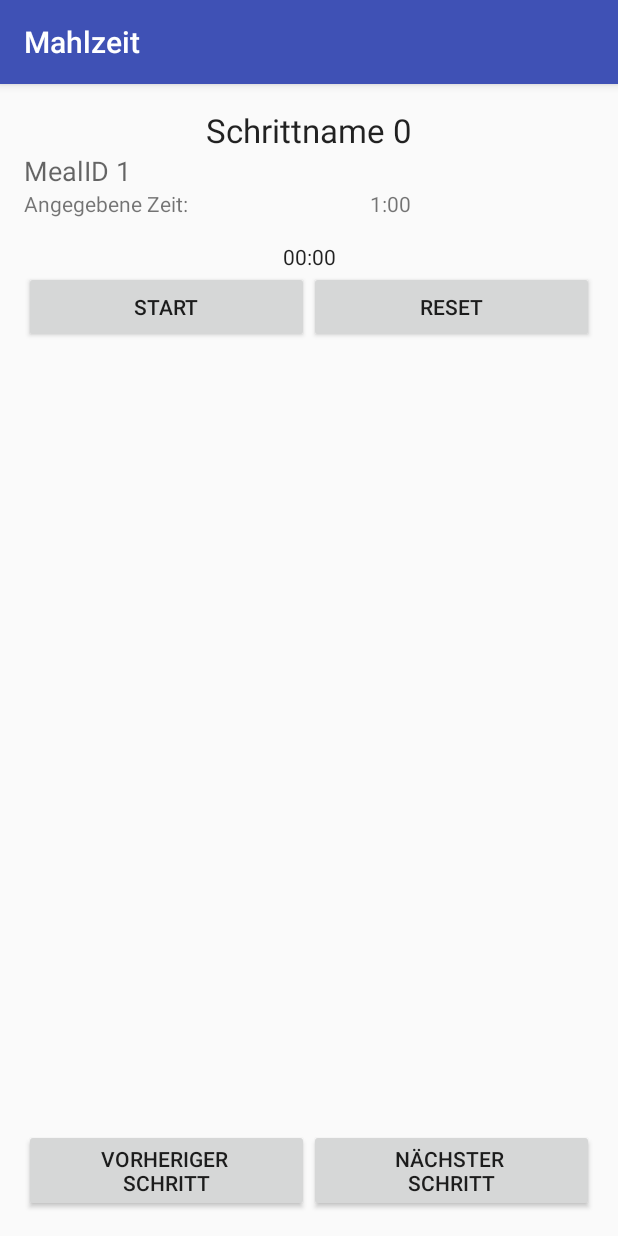
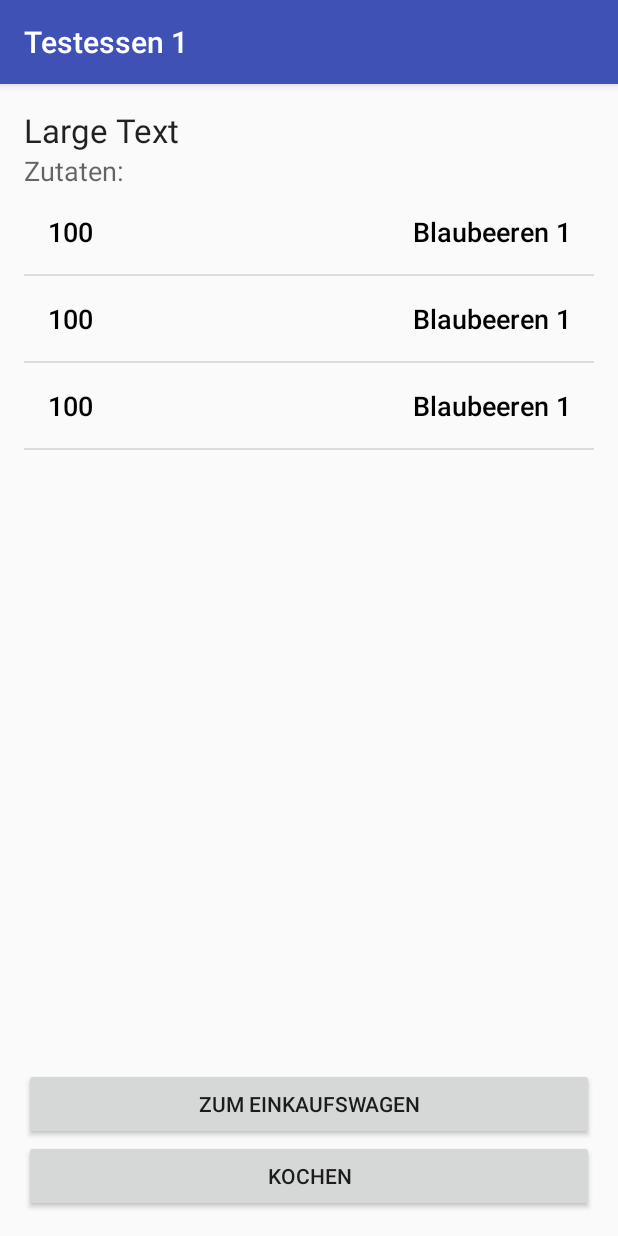
Before and after one commit to EliasHolzmann/Smart-Household, an Android app: the Kochbuch screen opened directly, with no data from a screen before it, after a tap on an icon or button, on a phone screen of 412 x 824 dp. Run offline under Robolectric (Android 15) with nearby library versions, the phone set to English and light mode, and no system bars; 2 other taps on this screen came first.

Commit message:
More refactoring stuff for db integration

```diff
--- a/Src/SmartHousehold/app/src/main/java/com/example/sven/myapplication/Zutat_Hinzufuegen.java
+++ b/Src/SmartHousehold/app/src/main/java/com/example/sven/myapplication/Zutat_Hinzufuegen.java
@@ -70,7 +70,7 @@ public class Zutat_Hinzufuegen extends AppCompatActivity {
                 Nach dem betätigen des Hinzufügen Buttons, wird der Datensatz hinzugefügt und in die Datenbank geschrieben
                  */
 
-                EditText name = (EditText) findViewById(R.id.editText);
+                EditText name = (EditText) findViewById(R.id.newReceiptName);
                 EditText menge = (EditText) findViewById(R.id.editText2);
                 EditText preis = (EditText) findViewById(R.id.editText3);
 
--- a/Src/SmartHousehold/app/src/main/java/com/example/sven/myapplication/kochbuch/IngredientAdapter.java
+++ b/Src/SmartHousehold/app/src/main/java/com/example/sven/myapplication/kochbuch/IngredientAdapter.java
@@ -32,7 +32,7 @@ public class IngredientAdapter extends ArrayAdapter<Ingredient> {
         TextView ingredientAmount = (TextView) convertView.findViewById(R.id.ingredientListAmount);
         // Populate the data into the template view using the data object
         ingredientName.setText(ingredient.name);
-        ingredientAmount.setText(ingredient.amount);
+        ingredientAmount.setText(ingredient.amount + "");
         // Return the completed view to render on screen
         return convertView;
     }
--- a/Src/SmartHousehold/app/src/main/java/com/example/sven/myapplication/kochbuch/Kochbuch.java
+++ b/Src/SmartHousehold/app/src/main/java/com/example/sven/myapplication/kochbuch/Kochbuch.java
@@ -16,24 +16,23 @@ import com.example.sven.myapplication.kochbuch.model.DatabaseMeal;
 import com.example.sven.myapplication.kochbuch.model.Meal;
 
 public class Kochbuch extends AppCompatActivity {
+    private DatabaseMeal meals[];
 
-    private static final String EXTRA_MEAL = "EXTRA_MEAL";
-    private static final int REQUEST_CODE_NEW_RECEIPT = 42;
+    public static final String EXTRA_MEAL = "EXTRA_MEAL";
+    public static final int REQUEST_CODE_NEW_RECEIPT = 42;
 
     @Override
     protected void onCreate(Bundle savedInstanceState) {
         super.onCreate(savedInstanceState);
         setContentView(R.layout.activity_kochbuch);
 
-        final DatabaseMeal meals[] = Database.getInstance().getMeals();
+        reloadMealsListView();
 
-        ArrayAdapter mealsAdapter = new MealAdapter(this, meals);
-        ((ListView) findViewById(R.id.meals)).setAdapter(mealsAdapter);
         ((ListView) findViewById(R.id.meals)).setOnItemClickListener(new AdapterView.OnItemClickListener() {
             @Override
             public void onItemClick(AdapterView<?> parent, View view, int position, long id) {
                 Intent intent = new Intent(getApplicationContext(), MealActivity.class);
-                intent.putExtra(MealActivity.EXTRA_MEAL_ID, meals[position].getId());
+                intent.putExtra(com.example.sven.myapplication.kochbuch.CookingActivity.EXTRA_MEAL_ID, meals[position].getId());
                 startActivity(intent);
             }
         });
@@ -47,6 +46,18 @@ public class Kochbuch extends AppCompatActivity {
     }
 
     @Override
+    protected void onResume() {
+        super.onResume();
+        reloadMealsListView();
+    }
+
+    private void reloadMealsListView() {
+        meals = Database.getInstance().getMeals();
+        ArrayAdapter mealsAdapter = new MealAdapter(this, meals);
+        ((ListView) findViewById(R.id.meals)).setAdapter(mealsAdapter);
+    }
+
+    @Override
     protected void onActivityResult(int requestCode, int resultCode, Intent data) {
         if (requestCode == REQUEST_CODE_NEW_RECEIPT) {
             if (data == null) {
--- a/Src/SmartHousehold/app/src/main/java/com/example/sven/myapplication/kochbuch/MealActivity.java
+++ b/Src/SmartHousehold/app/src/main/java/com/example/sven/myapplication/kochbuch/MealActivity.java
@@ -1,131 +1,47 @@
 package com.example.sven.myapplication.kochbuch;
 
-import android.os.SystemClock;
+import android.content.Intent;
 import android.support.v7.app.AppCompatActivity;
 import android.os.Bundle;
-import android.util.Log;
 import android.view.View;
-import android.widget.Button;
-import android.widget.Chronometer;
-import android.widget.TextView;
+import android.widget.ListView;
 import android.widget.Toast;
 
 import com.example.sven.myapplication.R;
 import com.example.sven.myapplication.kochbuch.model.Database;
-import com.example.sven.myapplication.kochbuch.model.Meal;
-import com.example.sven.myapplication.kochbuch.model.Step;
 
 public class MealActivity extends AppCompatActivity {
-    public static final String EXTRA_MEAL_ID = "EXTRA_MEAL_ID";
-    private String ARG_CHRONO_BASE_OR_CURRENT_VALUE = "ChronometerBase";
-    private String ARG_CHRONO_RUNNING = "ChronometerRunning";
-    private boolean isChronometerRunning = false;
-    private long chronometerCountMillis = 0;
-
-    private int stepId;
-    private Step steps[];
 
     @Override
     protected void onCreate(Bundle savedInstanceState) {
         super.onCreate(savedInstanceState);
         setContentView(R.layout.activity_meal);
 
-        int mealId = getIntent().getIntExtra(EXTRA_MEAL_ID, -1);
+        final int mealId = getIntent().getIntExtra(CookingActivity.EXTRA_MEAL_ID, -1);
         if (mealId == -1) {
             throw new RuntimeException("MealActivity must be started with extra EXTRA_MEAL_ID");
         }
 
-        Meal meal = Database.getInstance().getMeal(mealId);
-        steps = meal.getSteps();
+        setTitle(Database.getInstance().getMeal(mealId).getName());
 
-        if (steps.length == 0) {
-            ((Chronometer) findViewById(R.id.MealActivityTimer)).setVisibility(View.GONE);
-            Toast.makeText(getApplicationContext(), "Keine Schritte konfiguriert", Toast.LENGTH_LONG);
-            return;
-        }
-        stepId = 0;
-        loadStep();
-
-        ((Button) findViewById(R.id.MealActivityNext)).setOnClickListener(new View.OnClickListener() {
+        findViewById(R.id.mealActivityAddToCart).setOnClickListener(new View.OnClickListener() {
             @Override
             public void onClick(View v) {
-                if (stepId >= steps.length - 1) {
-                    Toast.makeText(getApplicationContext(), "Dies ist der letzte Schritt", Toast.LENGTH_SHORT).show();
-                    return;
-                }
-                stepId++;
-                loadStep();
+                Toast.makeText(getApplicationContext(), "Not yet implemented :)", Toast.LENGTH_SHORT).show();
             }
         });
 
-        ((Button) findViewById(R.id.MealActivityBack)).setOnClickListener(new View.OnClickListener() {
+        findViewById(R.id.mealActivityStartCooking).setOnClickListener(new View.OnClickListener() {
             @Override
             public void onClick(View v) {
-                if (stepId <= 0) {
-                    Toast.makeText(getApplicationContext(), "Dies ist der erste Schritt", Toast.LENGTH_SHORT).show();
-                    return;
-                }
-                stepId--;
-                loadStep();
+                Intent intent = new Intent(getApplicationContext(), CookingActivity.class);
+
+                intent.putExtra(CookingActivity.EXTRA_MEAL_ID, mealId);
+
+                startActivity(intent);
             }
         });
 
-            final Chronometer timer = ((Chronometer) findViewById(R.id.MealActivityTimer));
-        if (savedInstanceState != null) {
-            long chronoBase = savedInstanceState.getLong(ARG_CHRONO_BASE_OR_CURRENT_VALUE);
-            boolean chronoRunning = savedInstanceState.getBoolean(ARG_CHRONO_RUNNING);
-            if (chronoRunning) {
-                timer.setBase(chronoBase);
-                timer.start();
-                ((Button) findViewById(R.id.MealActivityStartStopTimer)).setText("Stop");
-                isChronometerRunning = true;
-            } else {
-                chronometerCountMillis = chronoBase;
-                timer.setBase(SystemClock.elapsedRealtime() - chronometerCountMillis);
-            }
-        }
-
-        ((Button) findViewById(R.id.MealActivityStartStopTimer)).setOnClickListener(new View.OnClickListener() {
-            @Override
-            synchronized public void onClick(View view) {
-                if (isChronometerRunning) {
-                    chronometerCountMillis = SystemClock.elapsedRealtime() - timer.getBase();
-                    timer.stop();
-                    ((Button) view).setText("Start");
-                    isChronometerRunning = false;
-                } else {
-                    timer.setBase(SystemClock.elapsedRealtime() - chronometerCountMillis);
-                    timer.start();
-                    ((Button) view).setText("Stop");
-                    isChronometerRunning = true;
-                }
-            }
-        });
-
-        ((Button) findViewById(R.id.MealActivityResetTimer)).setOnClickListener(new View.OnClickListener() {
-            @Override
-            synchronized public void onClick(View view) {
-                chronometerCountMillis = 0;
-                timer.setBase(SystemClock.elapsedRealtime());
-            }
-        });
-    }
-
-    private void loadStep() {
-        Step step = steps[stepId];
-
-        ((TextView) findViewById(R.id.MealActivityHeading)).setText(step.title);
-        ((TextView) findViewById(R.id.MealActivityDescription)).setText(step.description);
-        ((TextView) findViewById(R.id.MealActivityTimeSeconds)).setText(step.getTimeSecondsString());
-        findViewById(R.id.MealActivityTimeLinearLayout).setVisibility(step.lengthSeconds == -1 ? View.GONE : View.VISIBLE);
-    }
-
-    @Override
-    public void onSaveInstanceState(Bundle outState) {
-        Log.v("SvensApplication", "onSaveInstanceState");
-        super.onSaveInstanceState(outState);
-        outState.putLong(ARG_CHRONO_BASE_OR_CURRENT_VALUE, ((Chronometer) findViewById(R.id.MealActivityTimer)).getBase());
-
-        outState.putBoolean(ARG_CHRONO_RUNNING, isChronometerRunning);
+        ((ListView) findViewById(R.id.mealActivityIngredientsList)).setAdapter(new IngredientAdapter(getApplicationContext(), Database.getInstance().getMeal(mealId).getIngredients()));
     }
 }
--- a/Src/SmartHousehold/app/src/main/java/com/example/sven/myapplication/kochbuch/model/Database.java
+++ b/Src/SmartHousehold/app/src/main/java/com/example/sven/myapplication/kochbuch/model/Database.java
@@ -1,5 +1,7 @@
 package com.example.sven.myapplication.kochbuch.model;
 
+import java.util.ArrayList;
+import java.util.Arrays;
 import java.util.HashMap;
 import java.util.List;
 import java.util.Map;
@@ -8,6 +10,10 @@ import java.util.Map;
  * Created by elias on 03.03.16.
  */
 public class Database {
+    private List<DatabaseMeal> meals = new ArrayList<DatabaseMeal>();
+    private Map<Integer, List<Ingredient>> ingredientMap = new HashMap<Integer, List<Ingredient>>();
+    private Map<Integer, List<Step>> stepMap = new HashMap<Integer, List<Step>>();
+
     private static Database ourInstance = new Database();
 
     public static Database getInstance() {
@@ -15,51 +21,61 @@ public class Database {
     }
 
     private Database() {
+        for (int i = 0; i < 10; i++) {
+            meals.add(new DatabaseMeal(i, "Testessen " + i));
+
+            List<Step> stepList = new ArrayList<Step>();
+            for (int j = 0; j < 3; j++) {
+                stepList.add(new Step("Schrittname " + j, "MealID " + i, (j == 1) ? -1 : 60));
+            }
+            stepMap.put(i, stepList);
+
+            List<Ingredient> ingredientList = new ArrayList<Ingredient>();
+            for (int j = 0; j < 3; j++) {
+                ingredientList.add(new Ingredient(100 * i, 1, "Blaubeeren " + i, 90 * i, 1));
+            }
+            ingredientMap.put(i, ingredientList);
+        }
     }
 
     public DatabaseMeal[] getMeals() {
-        DatabaseMeal[] meals = new DatabaseMeal[10];
-        for (int i = 0; i < 10; i++) {
-            meals[i] = new DatabaseMeal(i, "Testessen " + i);
-        }
-        return meals;
+        return meals.toArray(new DatabaseMeal[meals.size()]);
     }
 
     protected Step[] getSteps(DatabaseMeal meal) {
-        int mealId = meal.id;
-        Step[] steps = new Step[3];
-        for (int i = 0; i < 3; i++) {
-            steps[i] = new Step("Schrittname " + i, "MealID " + mealId, (i == 1) ? -1 : 60);
-        }
-        return steps;
+        return stepMap.get(meal.id).toArray(new Step[stepMap.get(meal.id).size()]);
     }
 
     protected Ingredient[] getIngredients(DatabaseMeal meal) {
-        int mealId = meal.id;
-        Ingredient[] ingredients = new Ingredient[3];
-        for (int i = 0; i < 3; i++) {
-            ingredients[i] = new Ingredient(100 * i, 1, "Blaubeeren " + i, 90 * i, 1);
-        }
-        return ingredients;
+        return ingredientMap.get(meal.id).toArray(new Ingredient[ingredientMap.get(meal.id).size()]);
     }
 
-    protected void addStep(Meal meal, Step step) {
-        throw new RuntimeException("Not yet implemented");
+    protected void addStep(DatabaseMeal meal, Step step) {
+        stepMap.get(meal.id).add(step);
     }
 
-    protected void addIngredient(Meal meal, Ingredient ingredient) {
-        throw new RuntimeException("Not yet implemented");
+    protected void addIngredient(DatabaseMeal meal, Ingredient ingredient) {
+        ingredientMap.get(meal.id).add(ingredient);
     }
 
     protected void update(Meal meal) {
-        throw new RuntimeException("Not yet implemented");
+        // not needed in this fake db handle
     }
 
     public Meal getMeal(int mealId) {
-        return new DatabaseMeal(mealId, "Testessen " + mealId);
+        for (DatabaseMeal meal : meals) {
+            if (meal.id == mealId) {
+                return meal;
+            }
+        }
+
+        throw new IllegalArgumentException("mealId " + mealId + " not registered");
     }
 
     public void newReceipt(Meal meal) {
-        throw new RuntimeException("Not yet implemented");
+        int id = (int) (Math.random() * 100000);      // Well, id calculation is a little dirty, but it's only mockup, so who cares?
+        meals.add(new DatabaseMeal(id, meal.getName()));
+        stepMap.put(id, new ArrayList<Step>(Arrays.asList(meal.getSteps())));
+        ingredientMap.put(id, new ArrayList<Ingredient>(Arrays.asList(meal.getIngredients())));
     }
 }
--- a/Src/SmartHousehold/app/src/main/java/com/example/sven/myapplication/kochbuch/model/Meal.java
+++ b/Src/SmartHousehold/app/src/main/java/com/example/sven/myapplication/kochbuch/model/Meal.java
@@ -8,7 +8,7 @@ import java.io.Serializable;
 public abstract class Meal implements Serializable {
     protected String name;
 
-    protected Meal(String name) {
+    public Meal(String name) {
         this.name = name;
     }
 
--- a/Src/SmartHousehold/app/src/main/res/layout/activity_meal.xml
+++ b/Src/SmartHousehold/app/src/main/res/layout/activity_meal.xml
@@ -9,96 +9,44 @@
     android:paddingTop="@dimen/activity_vertical_margin"
     tools:context="com.example.sven.myapplication.kochbuch.MealActivity">
 
-    <LinearLayout
-        android:orientation="vertical"
+    <TextView
         android:layout_width="match_parent"
-        android:layout_height="wrap_content">
+        android:layout_height="wrap_content"
+        android:textAppearance="?android:attr/textAppearanceLarge"
+        android:text="Large Text"
+        android:id="@+id/mealActivityTitle" />
 
     <TextView
         android:layout_width="match_parent"
         android:layout_height="wrap_content"
-            android:textAppearance="?android:attr/textAppearanceLarge"
-            android:text="Platzhalter Schritt Überschrift"
-            android:id="@+id/MealActivityHeading"
-            android:textAlignment="center"
-            android:singleLine="true" />
-
-        <TextView
-            android:layout_width="wrap_content"
-            android:layout_height="wrap_content"
         android:textAppearance="?android:attr/textAppearanceMedium"
-            android:text="Platzhalter Text\n\nLorem Ipsum Dolor Sit Amet..."
-            android:id="@+id/MealActivityDescription" />
-
-        <LinearLayout
-            android:orientation="horizontal"
-            android:layout_width="match_parent"
-            android:layout_height="match_parent"
-            android:id="@+id/MealActivityTimeLinearLayout">
-
-            <TextView
-                android:layout_width="wrap_content"
-                android:layout_height="wrap_content"
-                android:text="Angegebene Zeit:"
-                android:layout_weight="1" />
-
-            <TextView
-                android:layout_width="wrap_content"
-                android:layout_height="wrap_content"
-                android:id="@+id/MealActivityTimeSeconds"
-                android:layout_weight="1"
-                android:singleLine="false" />
-        </LinearLayout>
-
-        <Chronometer
-            android:layout_width="match_parent"
-            android:layout_height="wrap_content"
-            android:id="@+id/MealActivityTimer"
-            android:textAlignment="center"
-            android:layout_marginTop="16dp" />
-
-        <LinearLayout
-            android:orientation="horizontal"
-            android:layout_width="match_parent"
-            android:layout_height="match_parent">
+        android:text="Zutaten:"
+        android:layout_below="@+id/mealActivityTitle"
+        android:layout_alignParentLeft="true"
+        android:layout_alignParentStart="true"
+        android:id="@+id/textView5" />
 
     <Button
         android:layout_width="match_parent"
         android:layout_height="wrap_content"
-                android:text="Start"
-                android:id="@+id/MealActivityStartStopTimer"
-                android:layout_weight="0.5" />
+        android:text="Kochen"
+        android:id="@+id/mealActivityStartCooking"
+        android:layout_alignParentBottom="true"
+        android:layout_centerHorizontal="true" />
 
     <Button
         android:layout_width="match_parent"
         android:layout_height="wrap_content"
-                android:text="Reset"
-                android:id="@+id/MealActivityResetTimer"
-                android:layout_weight="0.5" />
-        </LinearLayout>
+        android:text="Zum Einkaufswagen"
+        android:id="@+id/mealActivityAddToCart"
+        android:layout_above="@+id/mealActivityStartCooking"
+        android:layout_centerHorizontal="true" />
 
-    </LinearLayout>
-
-    <LinearLayout
-        android:orientation="horizontal"
-        android:layout_width="match_parent"
+    <ListView
+        android:layout_width="wrap_content"
         android:layout_height="wrap_content"
-        android:layout_alignParentStart="false"
-        android:layout_alignParentBottom="true">
-
-        <Button
-            android:layout_width="0dp"
-            android:layout_height="wrap_content"
-            android:text="Vorheriger \nSchritt"
-            android:id="@+id/MealActivityBack"
-            android:layout_weight="1" />
-
-        <Button
-            android:layout_width="0dp"
-            android:layout_height="wrap_content"
-            android:text="Nächster \nSchritt"
-            android:id="@+id/MealActivityNext"
-            android:layout_weight="1" />
-    </LinearLayout>
-
+        android:id="@+id/mealActivityIngredientsList"
+        android:layout_centerHorizontal="true"
+        android:layout_above="@+id/mealActivityAddToCart"
+        android:layout_below="@+id/textView5" />
 </RelativeLayout>
--- a/Src/SmartHousehold/app/src/main/res/layout/activity_zutat__hinzufuegen.xml
+++ b/Src/SmartHousehold/app/src/main/res/layout/activity_zutat__hinzufuegen.xml
@@ -11,7 +11,7 @@
     <EditText
         android:layout_width="fill_parent"
         android:layout_height="wrap_content"
-        android:id="@+id/editText"
+        android:id="@+id/newReceiptName"
         android:layout_alignParentTop="true"
         android:layout_alignParentLeft="true"
         android:layout_alignParentStart="true"
@@ -23,7 +23,7 @@
         android:layout_width="match_parent"
         android:layout_height="wrap_content"
         android:id="@+id/tableLayout"
-        android:layout_below="@+id/editText"
+        android:layout_below="@+id/newReceiptName"
         android:layout_alignParentLeft="true"
         android:layout_alignParentStart="true">
 
--- a/Src/SmartHousehold/app/src/main/res/layout/ingredient_list_item.xml
+++ b/Src/SmartHousehold/app/src/main/res/layout/ingredient_list_item.xml
@@ -11,7 +11,8 @@
         android:layout_width="wrap_content"
         android:layout_height="wrap_content"
         android:layout_weight="0.5"
-        android:textAppearance="@android:style/TextAppearance.DeviceDefault.Medium" />
+        android:textAppearance="@android:style/TextAppearance.DeviceDefault.Medium"
+        android:textColor="#000000" />
 
     <TextView
         android:id="@+id/ingredientListName"
@@ -21,5 +22,6 @@
         android:textAlignment="viewEnd"
         android:layout_gravity="end"
         android:textAppearance="@android:style/TextAppearance.DeviceDefault.Medium"
-        android:layout_alignParentRight="true" />
+        android:layout_alignParentRight="true"
+        android:textColor="#000000" />
 </RelativeLayout>
```
Also changed, not shown: Src/SmartHousehold/app/src/main/AndroidManifest.xml (+18 -16 lines), Src/SmartHousehold/app/src/main/java/com/example/sven/myapplication/kochbuch/CookingActivity.java (added, +131 -0 lines), Src/SmartHousehold/app/src/main/java/com/example/sven/myapplication/kochbuch/NewReceipt.java (+13 -4 lines), Src/SmartHousehold/app/src/main/java/com/example/sven/myapplication/kochbuch/model/LocalMeal.java (+12 -6 lines), Src/SmartHousehold/app/src/main/res/layout/activity_cooking.xml (added, +104 -0 lines), Src/SmartHousehold/app/src/main/res/layout/activity_new_receipt.xml (+7 -1 lines). Lines whose indentation alone changed are shown as unchanged.
